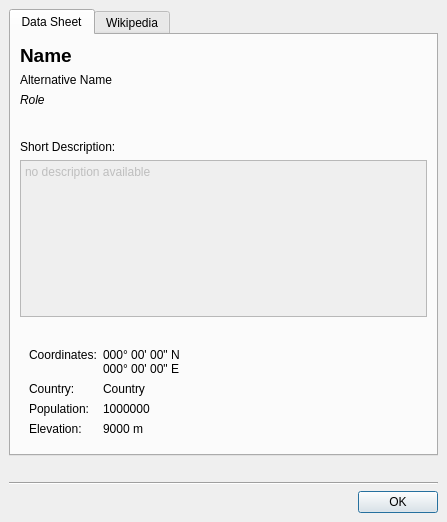
The window that src/lib/PlaceMarkInfoDialog.ui (KDE/marble) describes before a commit, drawn with Qt 5.
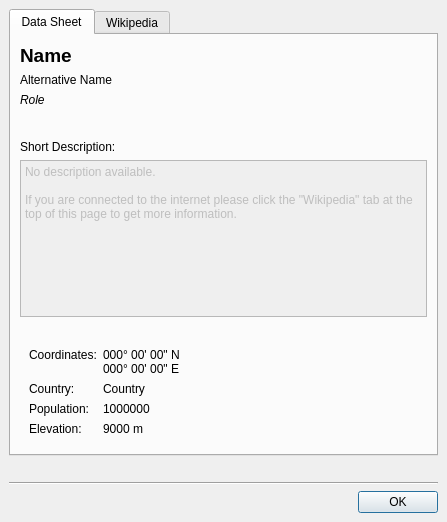
The same window after the commit. Icons and pictures are not drawn. Custom widgets are drawn as their Qt base class.

Commit message:
* src/lib/ClipPainter.cpp: 	- Cut off on screen.
	* src/marble.qrc:
	* src/icons/wikipedia.png:
	* src/lib/PlaceMarkInfoDialog.ui:
	- Added a Wikipedia icon and a pointer towards the entry.

	* src/lib/TinyWebBrowser.cpp:
	- Make it compile on Qt 4.2, too.

Diff of the .ui file:
```diff
--- a/src/lib/PlaceMarkInfoDialog.ui
+++ b/src/lib/PlaceMarkInfoDialog.ui
@@ -58,19 +58,7 @@
          <property name="leftMargin" >
           <number>0</number>
          </property>
-         <property name="topMargin" >
-          <number>0</number>
-         </property>
-         <property name="rightMargin" >
-          <number>0</number>
-         </property>
-         <property name="bottomMargin" >
-          <number>0</number>
-         </property>
-         <property name="horizontalSpacing" >
-          <number>6</number>
-         </property>
-         <property name="verticalSpacing" >
+         <property name="spacing" >
           <number>6</number>
          </property>
          <item row="0" column="0" >
@@ -185,8 +173,10 @@
          <property name="html" >
           <string>&lt;html>&lt;head>&lt;meta name="qrichtext" content="1" />&lt;style type="text/css">
 p, li { white-space: pre-wrap; }
-&lt;/style>&lt;/head>&lt;body style=" font-family:'Nimbus Sans L'; font-size:10pt; font-weight:400; font-style:normal;">
-&lt;p style=" margin-top:0px; margin-bottom:0px; margin-left:0px; margin-right:0px; -qt-block-indent:0; text-indent:0px; font-family:'Sans Serif'; font-size:9pt;">no description available&lt;/p>&lt;/body>&lt;/html></string>
+&lt;/style>&lt;/head>&lt;body style=" font-family:'Sans Serif'; font-size:9pt; font-weight:400; font-style:normal; text-decoration:none;">
+&lt;p style=" margin-top:0px; margin-bottom:0px; margin-left:0px; margin-right:0px; -qt-block-indent:0; text-indent:0px;">No description available.&lt;/p>
+&lt;p style="-qt-paragraph-type:empty; margin-top:0px; margin-bottom:0px; margin-left:0px; margin-right:0px; -qt-block-indent:0; text-indent:0px;">&lt;/p>
+&lt;p style=" margin-top:0px; margin-bottom:0px; margin-left:0px; margin-right:0px; -qt-block-indent:0; text-indent:0px;">If you are connected to the internet please click the "Wikipedia" tab at the top of this page to get more information.&lt;/p>&lt;/body>&lt;/html></string>
          </property>
         </widget>
        </item>
```
Left out of the diff: 120 changed lines with no effect on the pictures. The commit also changes 5 other files.
